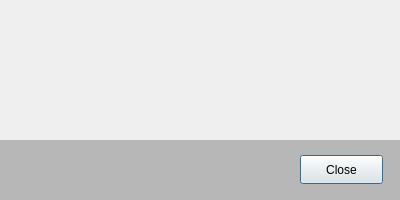
Before: the Qt Designer form qtui/errdialog.ui in andre-tm-hui/ReVox, drawn with Qt 5.
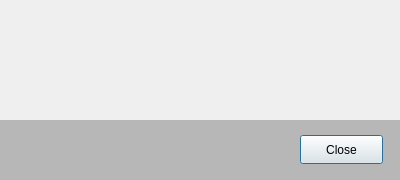
After: the same form once the commit is applied. Icons and pictures are not drawn.

```diff
--- a/qtui/errdialog.ui
+++ b/qtui/errdialog.ui
@@ -7,7 +7,7 @@
     <x>0</x>
     <y>0</y>
     <width>400</width>
-    <height>200</height>
+    <height>180</height>
    </rect>
   </property>
   <property name="sizePolicy">
@@ -22,8 +22,8 @@
   <widget class="QLabel" name="label">
    <property name="geometry">
     <rect>
-     <x>89</x>
-     <y>20</y>
+     <x>90</x>
+     <y>10</y>
      <width>291</width>
      <height>61</height>
     </rect>
@@ -55,8 +55,8 @@
   <widget class="QWidget" name="widget" native="true">
    <property name="geometry">
     <rect>
-     <x>30</x>
-     <y>20</y>
+     <x>21</x>
+     <y>10</y>
      <width>41</width>
      <height>61</height>
     </rect>
@@ -68,8 +68,8 @@
   <widget class="QLabel" name="label_2">
    <property name="geometry">
     <rect>
-     <x>89</x>
-     <y>90</y>
+     <x>90</x>
+     <y>80</y>
      <width>291</width>
      <height>41</height>
     </rect>
@@ -82,7 +82,7 @@
    <property name="geometry">
     <rect>
      <x>0</x>
-     <y>140</y>
+     <y>120</y>
      <width>401</width>
      <height>61</height>
     </rect>
@@ -95,7 +95,7 @@
    <property name="geometry">
     <rect>
      <x>300</x>
-     <y>155</y>
+     <y>135</y>
      <width>83</width>
      <height>29</height>
     </rect>
```
